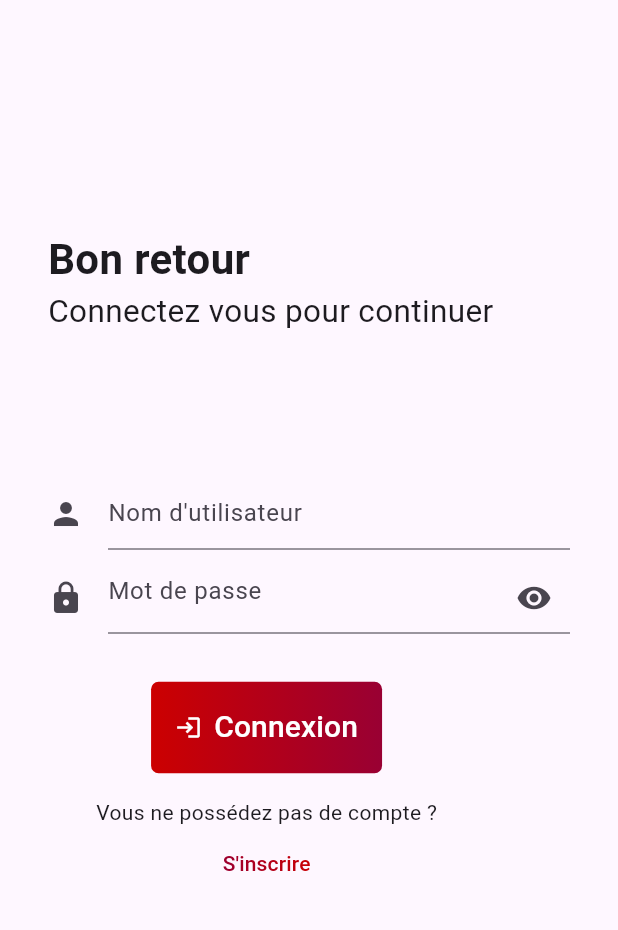
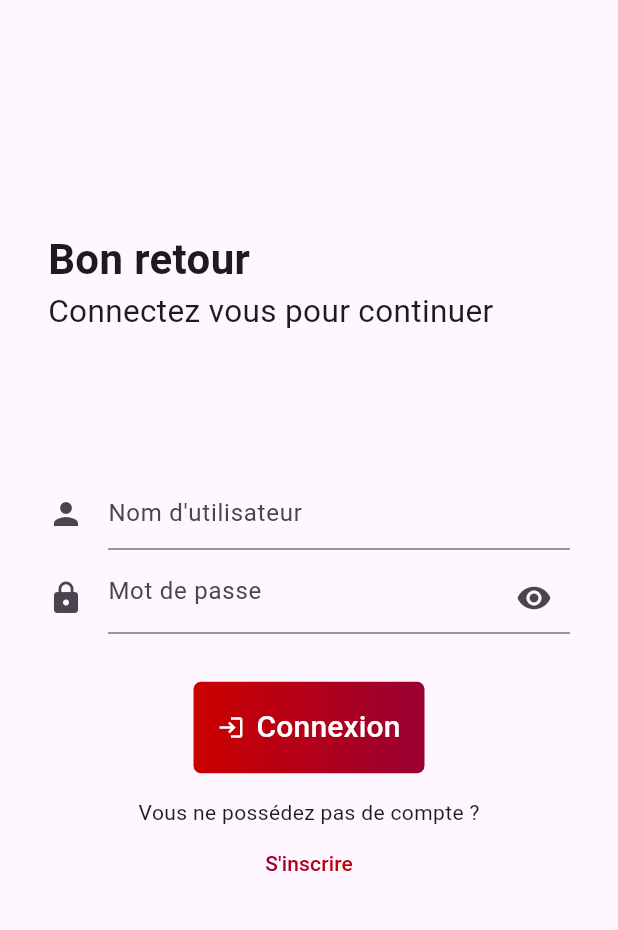
Before and after one commit to nicolas-vdn/appizza, a Flutter app: the screen it shows after launch, on a phone screen of 412 x 824 dp, the part 72-1002 px from its top. Run offline on Flutter 3.47's test engine with Material 3 defaults, Android fonts, the phone set to English and light mode, and no system bars; our stand-ins replace carousel_slider, dio, expandable, go_router, shared_preferences.

Commit message:
fix(authPage): widget structure

```diff
--- a/Frontend/lib/widgets/auth_page.dart
+++ b/Frontend/lib/widgets/auth_page.dart
@@ -54,14 +54,14 @@ class _AuthPageState extends State<AuthPage> {
       children: [
         Container(
           width: MediaQuery.of(context).size.width,
-          constraints: const BoxConstraints(maxWidth: 500),
+          constraints: const BoxConstraints(maxWidth: 800),
           child: Padding(
             padding: const EdgeInsets.all(32),
             child: Form(
               key: _formKey,
               child: Column(
                 mainAxisAlignment: MainAxisAlignment.center,
-                crossAxisAlignment: CrossAxisAlignment.start,
+                crossAxisAlignment: CrossAxisAlignment.stretch,
                 children: [
                   WelcomeSection(register: _register),
                   const SizedBox(
```
